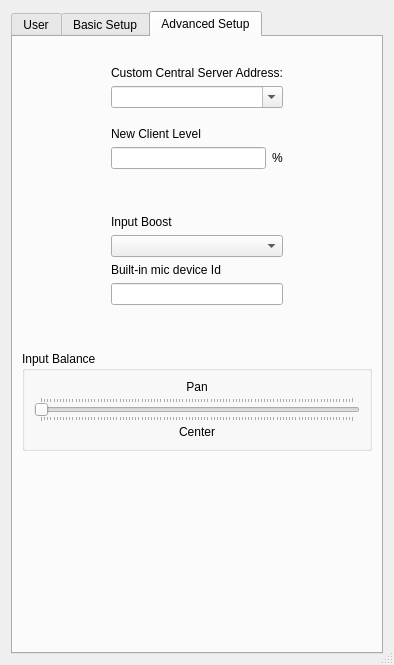
Qt form src/clientsettingsdlgbase.ui (jamulussoftware/jamulus) before a commit.
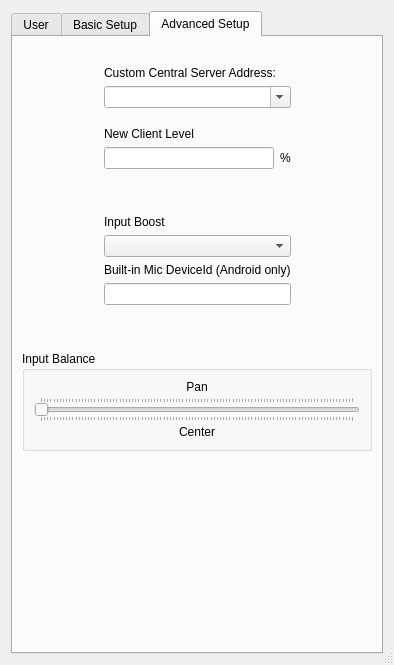
The same form after that commit. Icons and pictures are not drawn. Custom widgets are drawn as their Qt base class.

Commit message: Device id text box for Android only

What changed in the file:
```diff
--- a/src/clientsettingsdlgbase.ui
+++ b/src/clientsettingsdlgbase.ui
@@ -1073,7 +1073,7 @@
              <item>
               <widget class="QLabel" name="lblBuiltInMicId">
                <property name="text">
-                <string>Built-in mic device Id</string>
+                <string>Built-in Mic DeviceId (Android only)</string>
                </property>
               </widget>
              </item>
```
